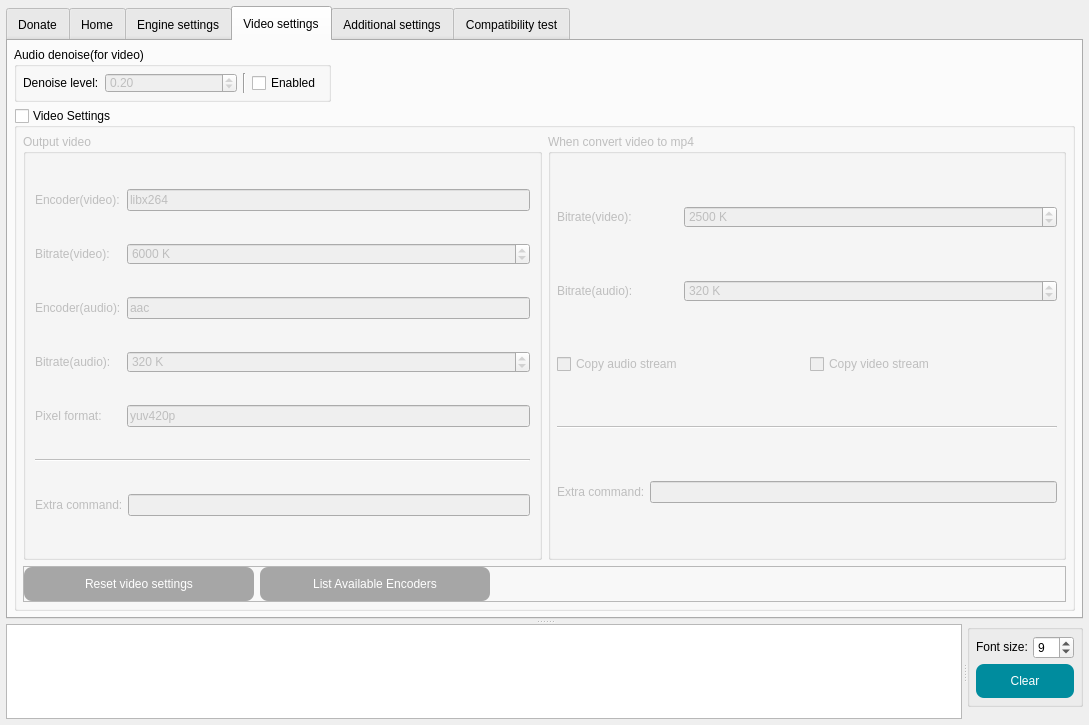
Above: SRC/Waifu2x-Extension-QT/mainwindow.ui from AaronFeng753/Waifu2x-Extension-GUI before the change. Below: the same form after it.
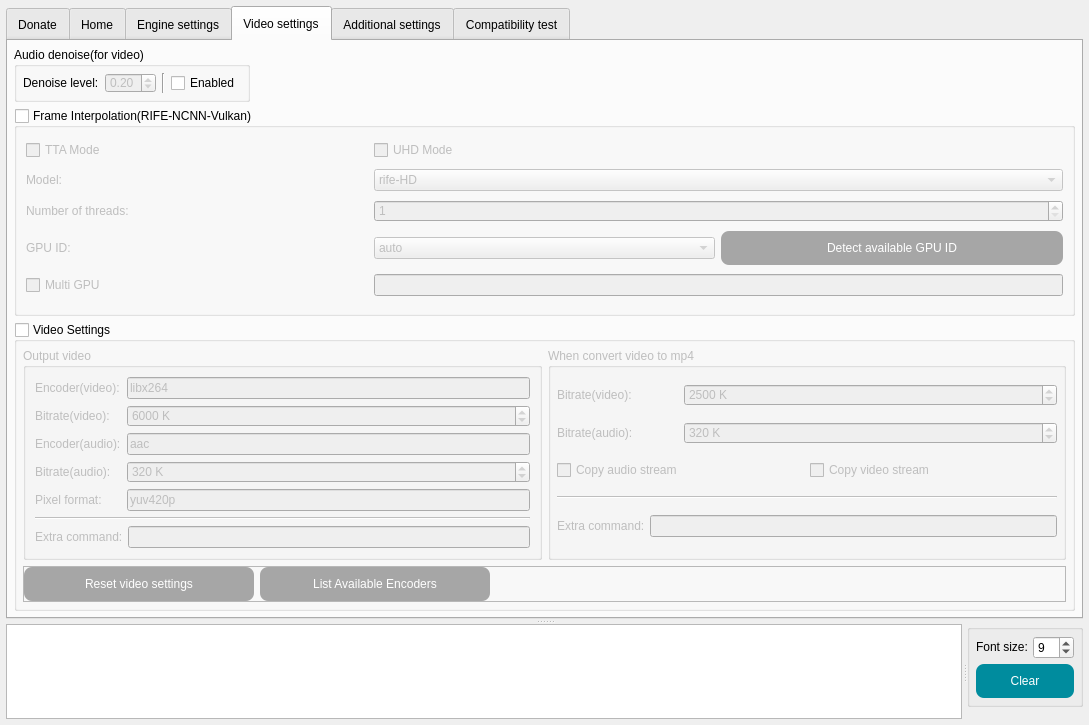
That is the form after the change. The open tabs and pages were chosen to show the change. Icons and pictures are not drawn.

Commit message: Video Frame Interpolation

Diff of the .ui file:
```diff
--- a/SRC/Waifu2x-Extension-QT/mainwindow.ui
+++ b/SRC/Waifu2x-Extension-QT/mainwindow.ui
@@ -6357,7 +6357,7 @@
         <attribute name="title">
          <string>Video settings</string>
         </attribute>
-        <layout class="QGridLayout" name="gridLayout_2" columnstretch="30,70">
+        <layout class="QGridLayout" name="gridLayout_2" columnstretch="0,0">
          <property name="leftMargin">
           <number>6</number>
          </property>
@@ -6370,20 +6370,7 @@
          <property name="bottomMargin">
           <number>6</number>
          </property>
-         <item row="0" column="1">
-          <spacer name="horizontalSpacer_11">
-           <property name="orientation">
-            <enum>Qt::Horizontal</enum>
-           </property>
-           <property name="sizeHint" stdset="0">
-            <size>
-             <width>40</width>
-             <height>20</height>
-            </size>
-           </property>
-          </spacer>
-         </item>
-         <item row="1" column="0" colspan="2">
+         <item row="2" column="0" colspan="2">
           <widget class="QGroupBox" name="groupBox_video_settings">
            <property name="maximumSize">
             <size>
@@ -7019,6 +7006,167 @@
            </layout>
           </widget>
          </item>
+         <item row="1" column="0" colspan="2">
+          <widget class="QGroupBox" name="groupBox_FrameInterpolation">
+           <property name="title">
+            <string>Frame Interpolation(RIFE-NCNN-Vulkan)</string>
+           </property>
+           <property name="checkable">
+            <bool>true</bool>
+           </property>
+           <property name="checked">
+            <bool>false</bool>
+           </property>
+           <layout class="QGridLayout" name="gridLayout_64">
+            <item row="2" column="0">
+             <widget class="QLabel" name="label_28">
+              <property name="text">
+               <string>Number of threads:</string>
+              </property>
+             </widget>
+            </item>
+            <item row="1" column="1" colspan="2">
+             <widget class="QComboBox" name="comboBox_Model_VFI">
+              <property name="currentIndex">
+               <number>2</number>
+              </property>
+              <item>
+               <property name="text">
+                <string notr="true">rife</string>
+               </property>
+              </item>
+              <item>
+               <property name="text">
+                <string notr="true">rife-anime</string>
+               </property>
+              </item>
+              <item>
+               <property name="text">
+                <string notr="true">rife-HD</string>
+               </property>
+              </item>
+              <item>
+               <property name="text">
+                <string notr="true">rife-UHD</string>
+               </property>
+              </item>
+              <item>
+               <property name="text">
+                <string notr="true">rife-v2</string>
+               </property>
+              </item>
+             </widget>
+            </item>
+            <item row="3" column="0">
+             <widget class="QLabel" name="label_30">
+              <property name="text">
+               <string>GPU ID:</string>
+              </property>
+             </widget>
+            </item>
+            <item row="1" column="0">
+             <widget class="QLabel" name="label_3">
+              <property name="text">
+               <string>Model:</string>
+              </property>
+             </widget>
+            </item>
+            <item row="0" column="0">
+             <widget class="QCheckBox" name="checkBox_TTA_VFI">
+              <property name="text">
+               <string>TTA Mode</string>
+              </property>
+             </widget>
+            </item>
+            <item row="0" column="1">
+             <widget class="QCheckBox" name="checkBox_UHD_VFI">
+              <property name="text">
+               <string>UHD Mode</string>
+              </property>
+             </widget>
+            </item>
+            <item row="3" column="2">
+             <widget class="QPushButton" name="pushButton_DetectGPU_VFI">
+              <property name="styleSheet">
+               <string notr="true">QPushButton{
+background-color: rgb(52, 152, 219);
+color: rgb(255, 255, 255);
+border-style:outset;
+border-radius:8px;
+padding:10px;
+}
+QPushButton:hover{
+background-color: rgb(60, 177, 255);
+color: rgb(255, 255, 255);
+border-style:outset;
+border-radius:8px;
+padding:10px;
+}
+QPushButton:pressed{
+background-color: rgb(45, 134, 193);
+color: rgb(255, 255, 255);
+border-style:outset;
+border-radius:8px;
+padding:10px;
+}
+QPushButton:disabled{
+background-color: rgb(166, 166, 166);
+color: rgb(255, 255, 255);
+border-style:outset;
+border-radius:8px;
+padding:10px;
+}</string>
+              </property>
+              <property name="text">
+               <string>Detect available GPU ID</string>
+              </property>
+             </widget>
+            </item>
+            <item row="3" column="1">
+             <widget class="QComboBox" name="comboBox_GPUID_VFI">
+              <item>
+               <property name="text">
+                <string notr="true">auto</string>
+               </property>
+              </item>
+             </widget>
+            </item>
+            <item row="2" column="1" colspan="2">
+             <widget class="QSpinBox" name="spinBox_NumOfThreads_VFI">
+              <property name="minimum">
+               <number>1</number>
+              </property>
+              <property name="maximum">
+               <number>999999999</number>
+              </property>
+             </widget>
+            </item>
+            <item row="4" column="0">
+             <widget class="QCheckBox" name="checkBox_MultiGPU_VFI">
+              <property name="text">
+               <string>Multi GPU</string>
+              </property>
+             </widget>
+            </item>
+            <item row="4" column="1" colspan="2">
+             <widget class="QLineEdit" name="lineEdit_MultiGPU_IDs_VFI"/>
+            </item>
+           </layout>
+          </widget>
+         </item>
+         <item row="0" column="1">
+          <spacer name="horizontalSpacer_11">
+           <property name="orientation">
+            <enum>Qt::Horizontal</enum>
+           </property>
+           <property name="sizeHint" stdset="0">
+            <size>
+             <width>40</width>
+             <height>20</height>
+            </size>
+           </property>
+          </spacer>
+         </item>
         </layout>
        </widget>
        <widget class="QWidget" name="tab_AdditionalSettings">
```
Left out of the diff: 2 changed lines with no effect on the pictures. The commit also changes 10 other files.
